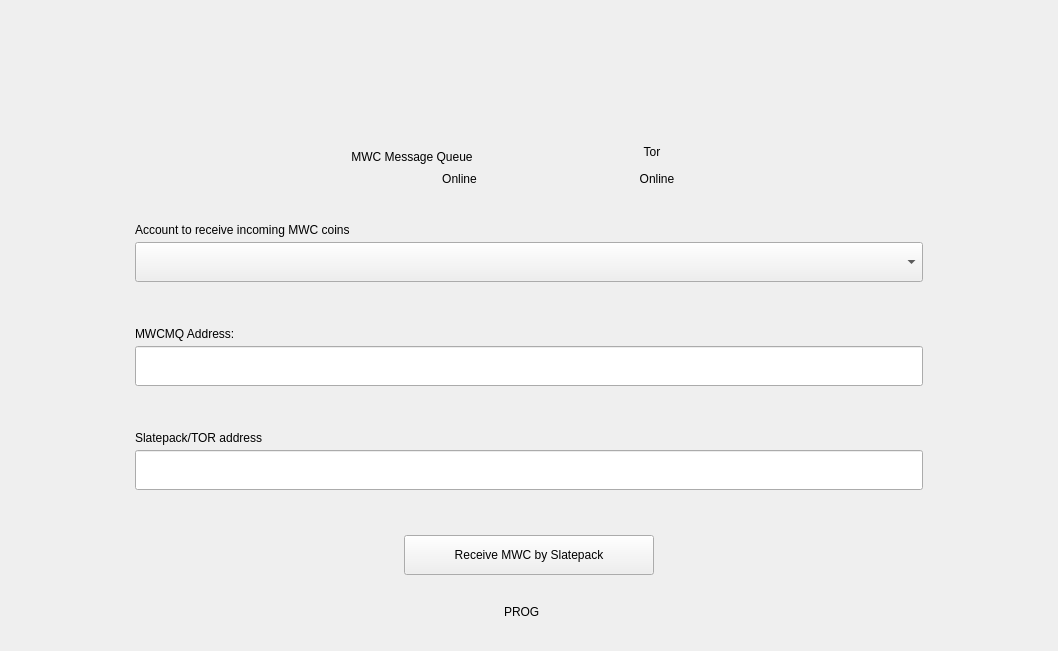
Before: the Qt Designer form windows_desktop/e_receive.ui in mwcproject/mwc-qt-wallet, drawn with Qt 5.
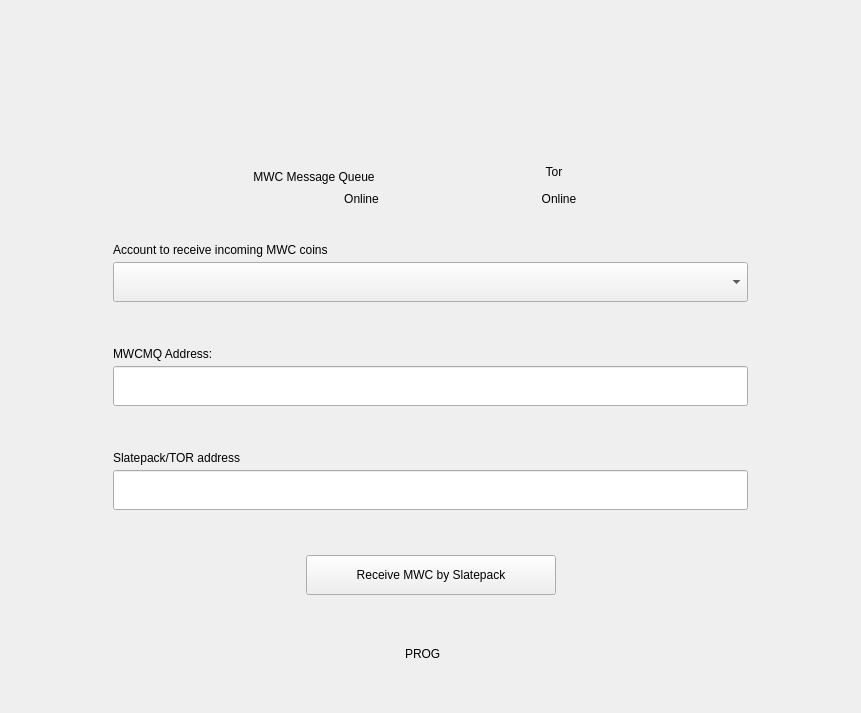
After: the same form once the commit is applied. Icons and pictures are not drawn. Custom widgets are drawn as their Qt base class.

Commit message: Slate pack finalization, UI changes

Diff of the .ui file:
```diff
--- a/windows_desktop/e_receive.ui
+++ b/windows_desktop/e_receive.ui
@@ -6,8 +6,8 @@
    <rect>
     <x>0</x>
     <y>0</y>
-    <width>1058</width>
-    <height>651</height>
+    <width>861</width>
+    <height>713</height>
    </rect>
   </property>
   <property name="windowTitle">
```
The commit also changes 3 other files.
